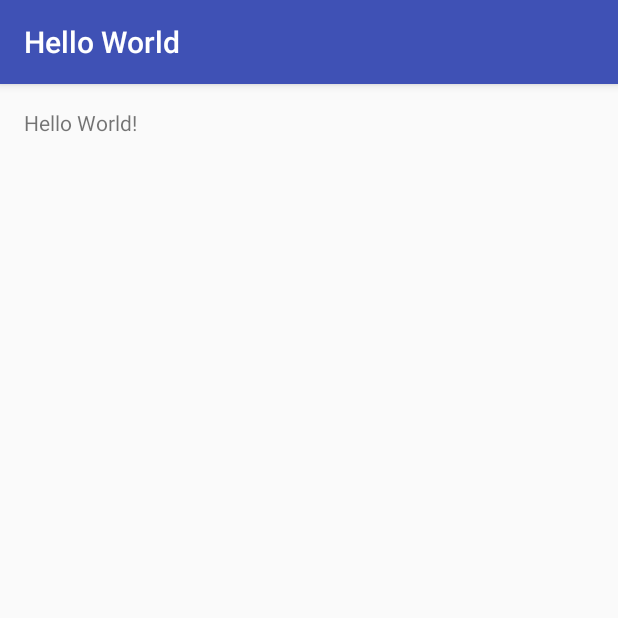
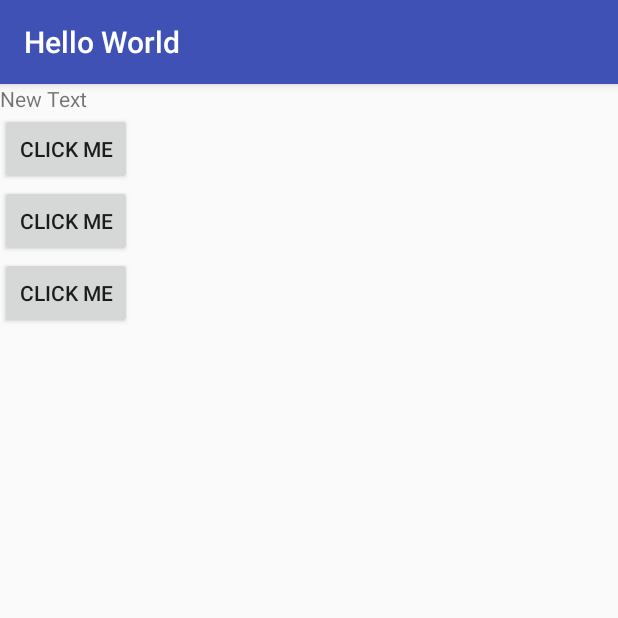
Before and after one commit to RobbiNespu/HelloWorldAndroid, an Android app: the screen it shows after launch (MainActivity), on a phone screen of 412 x 824 dp, the top half of it. Run offline under Robolectric (Android 15) with nearby library versions, the phone set to English and light mode, and no system bars.

Commit message:
Add view to ViewGroup using Java (via resouces ID layout)

```diff
--- a/app/src/main/java/com/kriptonium/helloworld/MainActivity.java
+++ b/app/src/main/java/com/kriptonium/helloworld/MainActivity.java
@@ -2,12 +2,32 @@ package com.kriptonium.helloworld;
 
 import android.support.v7.app.AppCompatActivity;
 import android.os.Bundle;
+import android.view.ViewGroup;
+import android.widget.Button;
+import android.widget.LinearLayout;
 
 public class MainActivity extends AppCompatActivity {
 
     @Override
     protected void onCreate(Bundle savedInstanceState) {
         super.onCreate(savedInstanceState);
-        setContentView(R.layout.activity_main);
+        setContentView(R.layout.content_activity);
+
+        LinearLayout layout = (LinearLayout) findViewById(R.id.content_layout);
+        ViewGroup.LayoutParams params = new  ViewGroup.LayoutParams(
+                ViewGroup.LayoutParams.WRAP_CONTENT,
+                ViewGroup.LayoutParams.WRAP_CONTENT);
+
+        for(int i=0;i<3;i++){
+            Button button = new Button(this);
+            button.setText("Click me");
+            button.setLayoutParams(params);
+            layout.addView(button);
+        }
+
+
+
+
+
     }
 }
--- a/app/src/main/res/layout/activity_main.xml
+++ b/app/src/main/res/layout/activity_main.xml
@@ -1,8 +1,9 @@
 <?xml version="1.0" encoding="utf-8"?>
-<RelativeLayout xmlns:android="http://schemas.android.com/apk/res/android"
+<LinearLayout xmlns:android="http://schemas.android.com/apk/res/android"
     xmlns:tools="http://schemas.android.com/tools"
     android:layout_width="match_parent"
     android:layout_height="match_parent"
+    android:orientation="vertical"
     android:paddingBottom="@dimen/activity_vertical_margin"
     android:paddingLeft="@dimen/activity_horizontal_margin"
     android:paddingRight="@dimen/activity_horizontal_margin"
@@ -13,4 +14,4 @@
         android:layout_width="wrap_content"
         android:layout_height="wrap_content"
         android:text="@string/hello_world" />
-</RelativeLayout>
+</LinearLayout>
--- /dev/null
+++ b/app/src/main/res/layout/content_activity.xml
@@ -0,0 +1,13 @@
+<?xml version="1.0" encoding="utf-8"?>
+<LinearLayout xmlns:android="http://schemas.android.com/apk/res/android"
+    android:layout_width="match_parent"
+    android:layout_height="match_parent"
+    android:orientation="vertical"
+    android:id="@+id/content_layout">
+
+    <TextView
+        android:layout_width="wrap_content"
+        android:layout_height="wrap_content"
+        android:text="New Text"
+        android:id="@+id/textView" />
+</LinearLayout>
```
